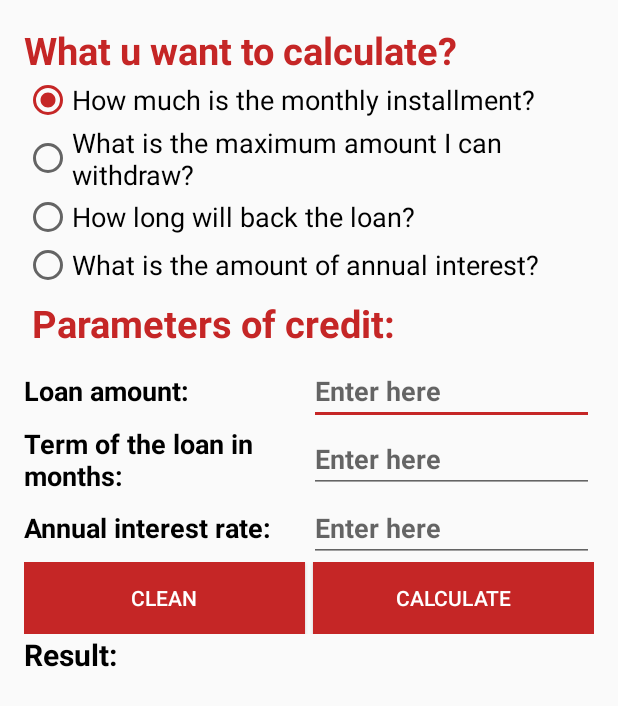
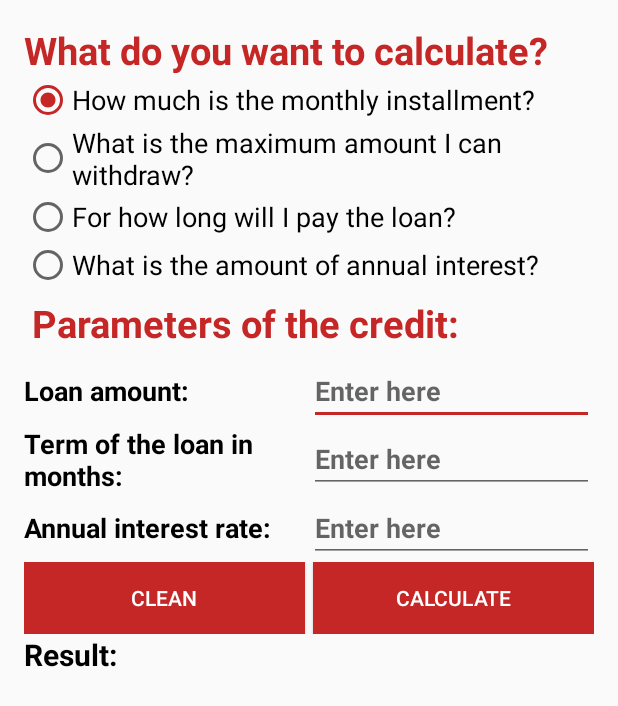
Before and after one commit to CreditApp/CreditApp, an Android app: the fragment CalculatorFragment shown on its own in the app's theme, on a phone screen of 412 x 824 dp. Shown: the top 706 px of the screen. Run offline under Robolectric (Android 15) with nearby library versions, the phone set to English and light mode, and no system bars.

Commit message:
fix first 3 formulas

```diff
--- a/app/src/main/res/values/strings.xml
+++ b/app/src/main/res/values/strings.xml
@@ -22,11 +22,12 @@
         Sed in magna eros. Etiam sed elit eget mauris tristique accumsan. Sed suscipit nibh ante,
         id tincidunt purus gravida id. Cras ac vulputate eros. Nullam scelerisque augue id porttitor bibendum.
         Integer aliquam ornare dui..</string>
+
     <string name="credit_information">Credit information</string>
-    <string name="what_u_want_to_calculate">What u want to calculate?</string>
-    <string name="parameters_credit">Parameters of credit:</string>
+    <string name="what_u_want_to_calculate">What do you want to calculate?</string>
+    <string name="parameters_credit">Parameters of the credit:</string>
     <string name="what_is_the_amount_of_annual_interest">What is the amount of annual interest?</string>
-    <string name="how_long_will_back_the_loan">How long will back the loan?</string>
+    <string name="how_long_will_back_the_loan">For how long will I pay the loan?</string>
     <string name="what_is_the_maximum_amount_i_can_withdraw">What is the maximum amount I can withdraw?</string>
     <string name="how_much_is_the_monthly_installment">How much is the monthly installment?</string>
     <string name="lv">lv.</string>
```
Also changed, not shown: app/src/main/java/com/example/android/itcreditonline/CalculatorFragment.java (+27 -16 lines).
